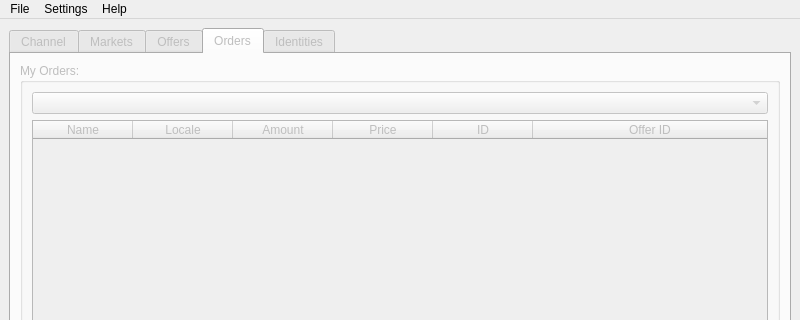
Old version of the form qtui/metamarket_qt.ui in the repository metamarcdw/metamarket; both pictures show x 0 to 800 and y 0 to 320 of the 800 by 557 pixel window.
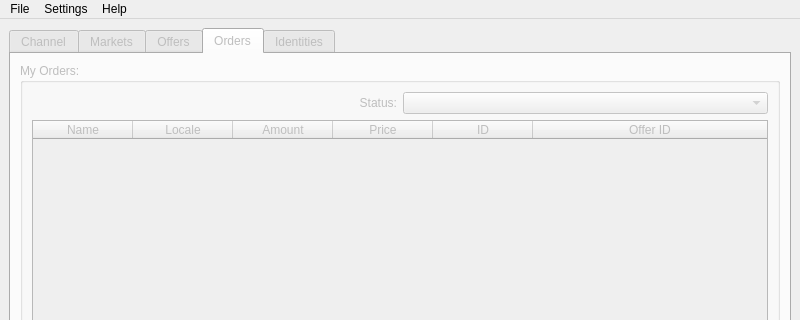
New version of the form. The open tabs and pages were chosen to show the change.

Commit message: Add labels describing function of comboboxes

The edit to the form file:
```diff
--- a/qtui/metamarket_qt.ui
+++ b/qtui/metamarket_qt.ui
@@ -318,8 +318,25 @@
            <string>My Orders:</string>
           </property>
           <layout class="QGridLayout" name="gridLayout_4">
-           <item row="1" column="0">
+           <item row="0" column="0">
             <layout class="QVBoxLayout" name="verticalLayout_2">
+             <item>
+              <layout class="QHBoxLayout" name="horizontalLayout_10">
+               <item>
+                <widget class="QLabel" name="orderStatusLabel">
+                 <property name="text">
+                  <string>Status:</string>
+                 </property>
+                 <property name="alignment">
+                  <set>Qt::AlignRight|Qt::AlignTrailing|Qt::AlignVCenter</set>
+                 </property>
+                </widget>
+               </item>
+               <item>
+                <widget class="QComboBox" name="orderStatusComboBox"/>
+               </item>
+              </layout>
+             </item>
              <item>
               <widget class="QTableWidget" name="orderTableWidget">
                <property name="editTriggers">
@@ -402,9 +419,6 @@
              </item>
             </layout>
            </item>
-           <item row="0" column="0">
-            <widget class="QComboBox" name="orderStatusComboBox"/>
-           </item>
           </layout>
          </widget>
         </item>
```
Left out of the diff: 17 changed lines with no effect on the pictures. The commit also changes 2 other files.
